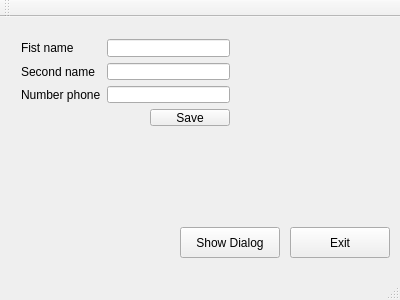
aspirantip/SharedMemory, file mainwindow.ui: the form before one commit.
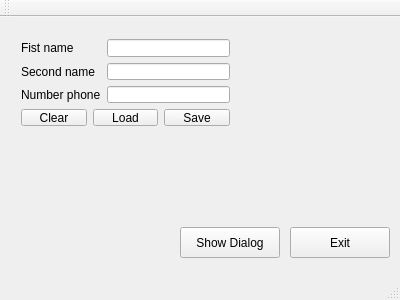
The form after the commit.

Patch:
```diff
--- a/mainwindow.ui
+++ b/mainwindow.ui
@@ -95,6 +95,23 @@
          </property>
         </spacer>
        </item>
+       <item>
+        <widget class="QPushButton" name="pbClear">
+         <property name="enabled">
+          <bool>true</bool>
+         </property>
+         <property name="text">
+          <string>Clear</string>
+         </property>
+        </widget>
+       </item>
+       <item>
+        <widget class="QPushButton" name="pbLoadFromSharedMemory">
+         <property name="text">
+          <string>Load</string>
+         </property>
+        </widget>
+       </item>
        <item>
         <widget class="QPushButton" name="pbSaveData">
          <property name="enabled">
```
